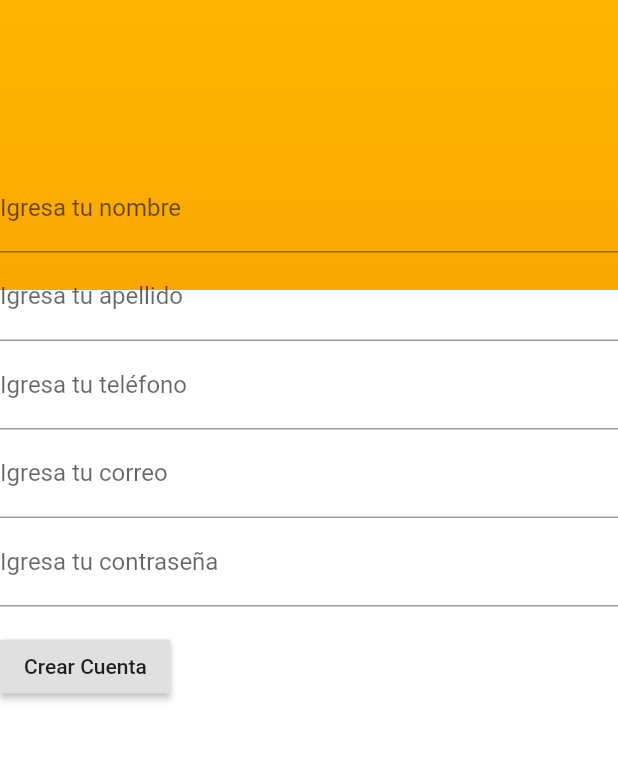
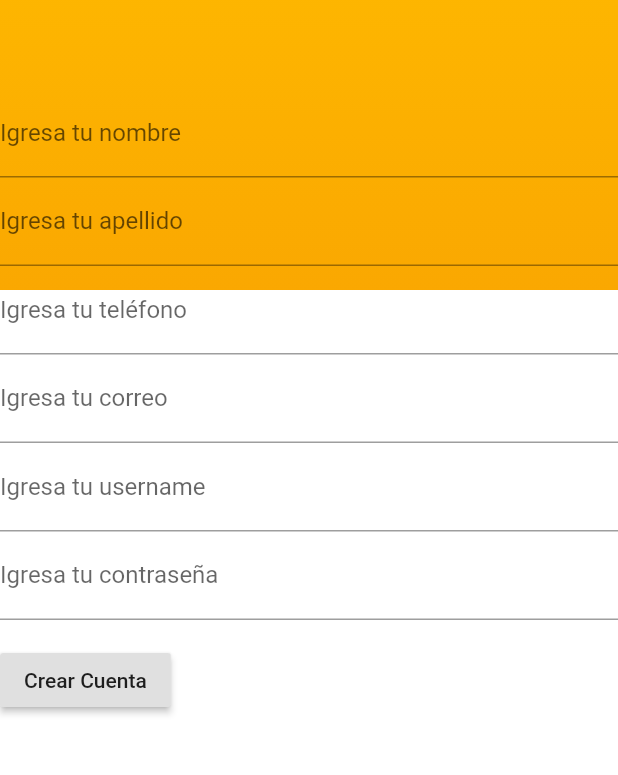
Before and after one commit to cinaboho/app_mecanicos, a Flutter app: the screen it shows after launch, on a phone screen of 412 x 824 dp, the part 241-1016 px from its top. Run offline on Flutter 3.47's test engine with Material 2 defaults, Android fonts, the phone set to English and light mode, and no system bars.

Commit message:
username
username

```diff
--- a/lib/FormReg.dart
+++ b/lib/BackFormReg.dart
@@ -1,8 +1,8 @@
 import 'package:flutter/material.dart';
 import 'package:flutter/semantics.dart';
-import 'package:app_mecanicos/FormPrueba.dart';
+import 'package:app_mecanicos/FormRegP.dart';
 
-class FormReg extends StatelessWidget {
+class BackFormReg extends StatelessWidget {
   @override
   Widget build(BuildContext context) {
     return new Stack(
--- a/lib/FormPrueba.dart
+++ b/lib/FormRegP.dart
@@ -1,9 +1,9 @@
 import 'package:flutter/material.dart';
-import 'package:app_mecanicos/FormReg.dart';
+import 'package:app_mecanicos/BackFormReg.dart';
 
-void main() => runApp(FormPrueba());
+void main() => runApp(FormRegP());
 
-class FormPrueba extends StatelessWidget {
+class FormRegP extends StatelessWidget {
   @override
   Widget build(BuildContext context) {
     //final appTitle = 'Form Validation Demo';
@@ -17,11 +17,11 @@ class FormPrueba extends StatelessWidget {
           //body: MyCustomForm(),
           body: new Stack(
         children: <Widget>[
-          FormReg(),
+          BackFormReg(),
           //MyCustomForm()
           new Container(
             alignment: Alignment.center,
-            margin: new EdgeInsets.only(top: 270.0),
+            margin: new EdgeInsets.only(top: 220.0),
             child: new Column(
               children: <Widget>[
                 MyCustomForm()
@@ -99,6 +99,15 @@ class MyCustomFormState extends State<MyCustomForm> {
             },
           ),
           TextFormField(
+            decoration: InputDecoration(labelText: 'Igresa tu username'),
+            validator: (value) {
+              if (value.isEmpty) {
+                return 'Porfavor ingresa tu username';
+              }
+              return null;
+            },
+          ),
+          TextFormField(
             decoration: InputDecoration(labelText: 'Igresa tu contraseña'),
             validator: (value) {
               if (value.isEmpty) {
--- a/lib/main.dart
+++ b/lib/main.dart
@@ -1,8 +1,12 @@
-import 'package:app_mecanicos/FormPrueba.dart';
-import 'package:app_mecanicos/FormReg.dart';
+import 'package:app_mecanicos/FormRegP.dart';
+import 'package:app_mecanicos/BackFormReg.dart';
 import 'package:flutter/material.dart';
 import 'Welcome.dart';
 import 'Header.dart';
+import 'FormLog.dart';
+import 'FormRegP.dart';
+import 'BackFormReg.dart';
+import 'MenuHome.dart';
 
 void main() {
   runApp(MyApp());
@@ -32,8 +36,9 @@ class MyApp extends StatelessWidget {
       ),
       //home: new Header(), //Pantalla 1 usa "Welcome.dart y Header.dart"
       //home: new FormLog(), //Pantalla 2 incompleta
-      //home: new FormReg(), //Pantalla 3 sin formulario
-      home: new FormPrueba(),
+      //home: new FormReg(), //Pantalla 3 solo la parte de atras
+      home: new FormRegP(), //Pantalla 3 utiliza FormReg(), está completa
+      //home: new MenuHome(), Pantalla 4
     );
   }
 }
--- a/pubspec.yaml
+++ b/pubspec.yaml
@@ -48,6 +48,9 @@ flutter:
   assets:
      - images/tuerca.png
      - images/logocamara.png
+     - images/logomNaranja.png
+     - images/personalmecanico.png
+     - images/repuestosyaccesorios.png
   #   - images/a_dot_ham.jpeg
 
   # An image asset can refer to one or more resolution-specific "variants", see
```
Also changed, not shown: lib/MenuHome.dart (added, +117 -0 lines), images/logomNaranja.png (added), images/personalmecanico.png (added), images/repuestosyaccesorios.png (added).
